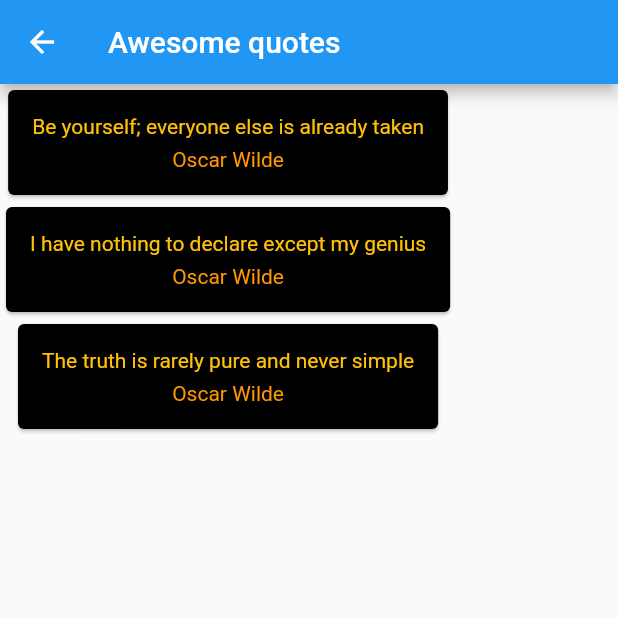
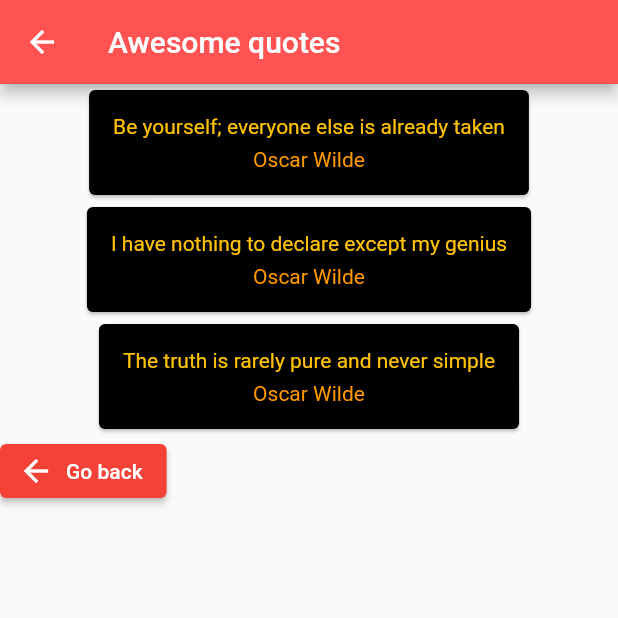
Before and after one commit to agnespapp0729/example, a Flutter app: the MainPage screen opened directly, after a tap on "Go to list page", on a phone screen of 412 x 824 dp, the top half of it. Run offline on Flutter 3.47's test engine with Material 2 defaults, Android fonts, the phone set to English and light mode, and no system bars.

Commit message:
some classes expanded

```diff
--- a/lib/cards_listing/list_page.dart
+++ b/lib/cards_listing/list_page.dart
@@ -27,9 +27,27 @@ class _CardListState extends State<CardList> {
     return Scaffold(
       appBar: AppBar(
         title: Text("Awesome quotes"),
+        backgroundColor: Colors.redAccent,
       ),
       body: Column(
-        children: quotes.map((quote) => CardFactory(quote: quote)).toList(),
+        children: [
+          Column(
+            children: quotes.map((quote) => CardFactory(quote: quote)).toList(),
+          ),
+          Align(
+            alignment: Alignment.topLeft,
+            child: ElevatedButton.icon(
+              icon: Icon(Icons.arrow_back),
+              onPressed: () {
+                Navigator.pop(context);
+              },
+              label: Text("Go back"),
+              style: ButtonStyle(
+                backgroundColor: MaterialStateProperty.all(Colors.red),
+              ),
+            ),
+          ),
+        ],
       ),
     );
   }
--- a/lib/main_page.dart
+++ b/lib/main_page.dart
@@ -67,7 +67,8 @@ class _MainPageState extends State<MainPage> {
               },
               child: Text('Go to list_from_api page'),
               style: ButtonStyle(
-                backgroundColor: MaterialStateProperty.all(Colors.purpleAccent),
+                backgroundColor:
+                    MaterialStateProperty.all(Colors.deepOrangeAccent),
               ),
             ),
           ],
--- a/lib/users_listing/list_from_api.dart
+++ b/lib/users_listing/list_from_api.dart
@@ -35,7 +35,8 @@ class _UserListState extends State<UserList> {
     return Scaffold(
       appBar: AppBar(
         title: Text("User's data"),
-        backgroundColor: Colors.lightBlue,
+        backgroundColor: Colors.yellow,
+        foregroundColor: Colors.black,
       ),
       body: FutureBuilder<List<GetUserFromJson>>(
         future: fetchData(),
```
